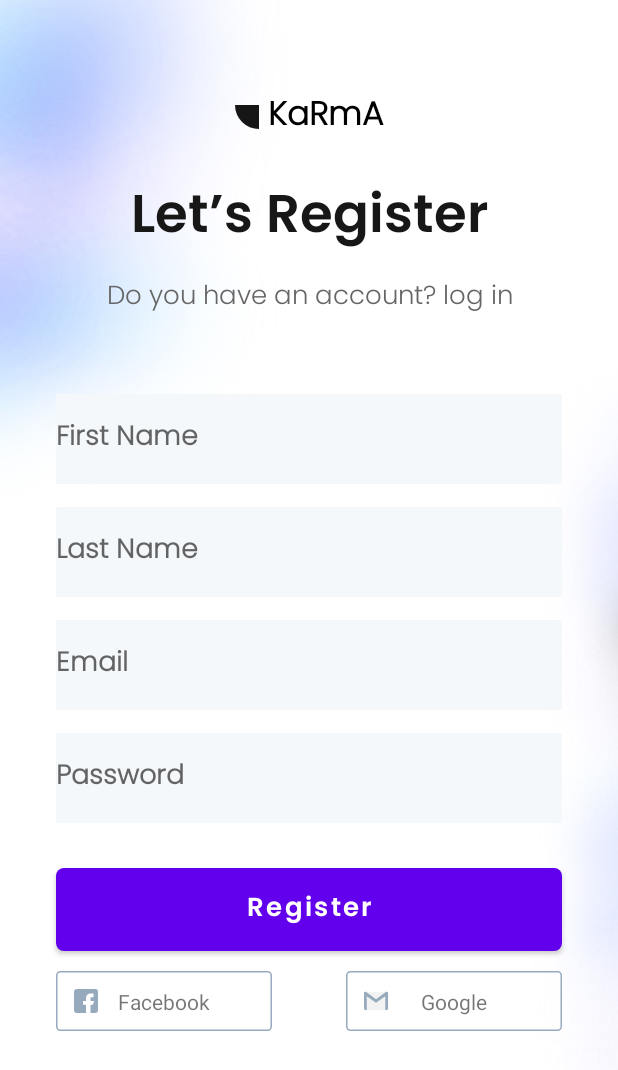
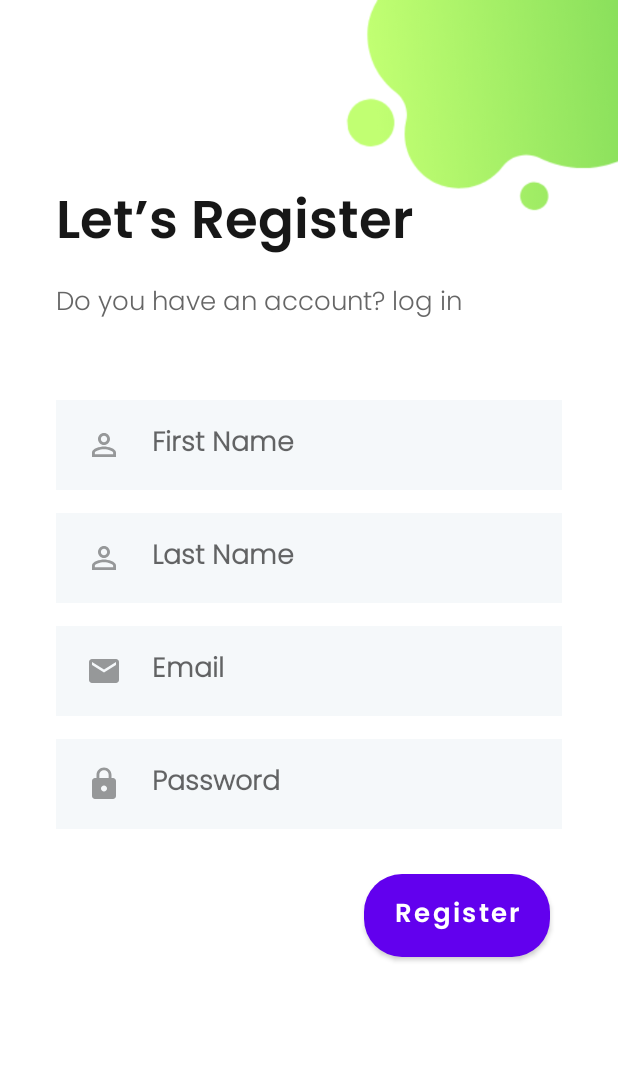
Before and after one commit to OlehTsom/OnlineShop, an Android app: the RegisterFragment screen opened through its navigation route, on a phone screen of 412 x 824 dp. Shown: the top 1070 px of the screen. Run offline under Robolectric (Android 15) with nearby library versions, the phone set to English and light mode, and no system bars; libraries missing offline, so code that uses them is left out: org.kodein.di; plain views replace CircularProgressButton; network calls fail; 5 statements that could not run were skipped.

Commit message:
test modernized register scr ui, options scr ui, splasch scr ui

```diff
--- /dev/null
+++ b/app/src/main/res/drawable/ic_name_icon.xml
@@ -0,0 +1,5 @@
+<vector android:height="24dp" android:tint="@color/g_gray500"
+    android:viewportHeight="24" android:viewportWidth="24"
+    android:width="24dp" xmlns:android="http://schemas.android.com/apk/res/android">
+    <path android:fillColor="@android:color/white" android:pathData="M12,5.9c1.16,0 2.1,0.94 2.1,2.1s-0.94,2.1 -2.1,2.1S9.9,9.16 9.9,8s0.94,-2.1 2.1,-2.1m0,9c2.97,0 6.1,1.46 6.1,2.1v1.1L5.9,18.1L5.9,17c0,-0.64 3.13,-2.1 6.1,-2.1M12,4C9.79,4 8,5.79 8,8s1.79,4 4,4 4,-1.79 4,-4 -1.79,-4 -4,-4zM12,13c-2.67,0 -8,1.34 -8,4v3h16v-3c0,-2.66 -5.33,-4 -8,-4z"/>
+</vector>
--- /dev/null
+++ b/app/src/main/res/drawable/my_gradient_back.xml
@@ -0,0 +1,8 @@
+<?xml version="1.0" encoding="utf-8"?>
+<shape xmlns:android="http://schemas.android.com/apk/res/android">
+    <gradient
+        android:type="linear"
+        android:angle="0"
+        android:startColor="#E67ED957"
+        android:endColor="#E6C1FF72" />
+</shape>
--- a/app/src/main/res/layout/activity_splech_screen.xml
+++ b/app/src/main/res/layout/activity_splech_screen.xml
@@ -4,7 +4,7 @@
     xmlns:tools="http://schemas.android.com/tools"
     android:layout_width="match_parent"
     android:layout_height="match_parent"
-    android:background="@drawable/transparent_background"
+    android:background="@drawable/test"
     tools:context=".activities.SplashScreenActivity">
 
     <com.airbnb.lottie.LottieAnimationView
@@ -12,14 +12,15 @@
         android:layout_width="320dp"
         android:layout_height="280dp"
         android:visibility="gone"
-        app:lottie_speed="1.55"
-        app:lottie_fileName="gift1.json"
-        app:layout_constraintTop_toTopOf="parent"
+        app:layout_constraintBottom_toBottomOf="parent"
         app:layout_constraintEnd_toEndOf="parent"
         app:layout_constraintStart_toStartOf="parent"
-        app:layout_constraintBottom_toBottomOf="parent"
+        app:layout_constraintTop_toTopOf="parent"
+        app:layout_constraintVertical_bias="0.6"
         app:lottie_autoPlay="true"
-        app:lottie_loop="false"/>
+        app:lottie_fileName="gift1.json"
+        app:lottie_loop="false"
+        app:lottie_speed="1.55" />
 
     <TextView
         android:id="@+id/tvAppName"
--- a/app/src/main/res/layout/fragment_account_options.xml
+++ b/app/src/main/res/layout/fragment_account_options.xml
@@ -7,7 +7,7 @@
     <ImageView
         android:layout_width="match_parent"
         android:layout_height="match_parent"
-        android:background="@drawable/blury_background"
+        android:background="@drawable/test"
         android:scaleType="centerCrop"/>
 
     <androidx.constraintlayout.widget.ConstraintLayout
@@ -54,15 +54,16 @@
 
         <androidx.appcompat.widget.AppCompatButton
             android:id="@+id/butRegisterAccountOptions"
+            style="@style/blueButtonStyle"
             android:layout_width="@dimen/mediumButtonWith"
             android:layout_height="@dimen/mediumButtonHeight"
-            style="@style/blueButtonStyle"
+            android:background="@drawable/my_gradient_back"
+            android:text="@string/register"
+            app:layout_constraintBottom_toBottomOf="parent"
+            app:layout_constraintLeft_toLeftOf="@id/tvQuality"
+            app:layout_constraintRight_toRightOf="@id/tvQuality"
             app:layout_constraintTop_toBottomOf="@id/tvQuality"
-            app:layout_constraintRight_toRightOf="@id/tvQuality"
-            app:layout_constraintLeft_toLeftOf="@id/tvQuality"
-            app:layout_constraintBottom_toBottomOf="parent"
-            android:text="@string/register"
-            />
+            app:layout_constraintVertical_bias="0.30" />
 
         <androidx.appcompat.widget.AppCompatButton
             android:id="@+id/butLoginAccountOptions"
--- a/app/src/main/res/layout/fragment_login.xml
+++ b/app/src/main/res/layout/fragment_login.xml
@@ -41,7 +41,6 @@
             android:gravity="center"
             android:text="@string/dont_have_an_account_register"
             android:textAlignment="center"
-            android:textStyle="bold"
             app:layout_constraintStart_toStartOf="@id/tvLetsLogin"
             app:layout_constraintTop_toBottomOf="@+id/tvLetsLogin" />
 
--- a/app/src/main/res/layout/fragment_register.xml
+++ b/app/src/main/res/layout/fragment_register.xml
@@ -1,60 +1,66 @@
 <?xml version="1.0" encoding="utf-8"?>
     <androidx.constraintlayout.widget.ConstraintLayout xmlns:android="http://schemas.android.com/apk/res/android"
         xmlns:app="http://schemas.android.com/apk/res-auto"
+        xmlns:tools="http://schemas.android.com/tools"
         android:layout_width="match_parent"
         android:layout_height="match_parent">
 
-        <ImageView
-            android:layout_width="match_parent"
-            android:layout_height="match_parent"
-            android:scaleType="centerCrop"
-            android:src="@drawable/blury_background" />
+
+
+
 
     <androidx.core.widget.NestedScrollView
-        android:layout_width="match_parent"
-        android:layout_height="match_parent">
+        android:layout_width="0dp"
+        android:layout_height="0dp"
+        app:layout_constraintTop_toTopOf="parent"
+        app:layout_constraintBottom_toBottomOf="parent"
+        app:layout_constraintStart_toStartOf="parent"
+        app:layout_constraintEnd_toEndOf="parent">
 
         <androidx.constraintlayout.widget.ConstraintLayout
             android:layout_width="match_parent"
             android:layout_height="match_parent">
 
-            <TextView
-                android:id="@+id/tvAppName"
-                android:layout_width="wrap_content"
-                android:layout_height="wrap_content"
-                android:layout_marginTop="60dp"
-                style="@style/h3"
-                android:textStyle="bold"
+            <ImageView
+                android:layout_width="0dp"
+                android:layout_height="0dp"
+                android:scaleType="fitEnd"
+                android:src="@drawable/background_register"
+                app:layout_constraintBottom_toBottomOf="parent"
+                app:layout_constraintEnd_toEndOf="parent"
                 app:layout_constraintTop_toTopOf="parent"
-                app:layout_constraintStart_toStartOf="@+id/guidelineRegisterLeft"
-                app:layout_constraintEnd_toEndOf="@+id/guidelineRegisterRight"
-                android:drawablePadding="6dp"
-                android:drawableStart="@drawable/ic_kleine_shape"
-                android:text="@string/logo_name"/>
+                app:layout_constraintStart_toStartOf="parent"/>
+
+        <androidx.constraintlayout.widget.ConstraintLayout
+            android:layout_width="match_parent"
+            android:layout_height="wrap_content"
+            app:layout_constraintBottom_toBottomOf="parent"
+            app:layout_constraintEnd_toEndOf="parent"
+            app:layout_constraintStart_toStartOf="parent"
+            app:layout_constraintTop_toTopOf="parent">
 
             <TextView
                 android:id="@+id/tvLetsRegister"
+                style="@style/h4"
                 android:layout_width="wrap_content"
                 android:layout_height="wrap_content"
-                style="@style/h4"
-                android:layout_marginTop="20dp"
-                app:layout_constraintTop_toBottomOf="@+id/tvAppName"
+                android:layout_marginTop="120dp"
+                android:text="@string/lets_register"
+                android:textAlignment="textStart"
                 app:layout_constraintStart_toStartOf="@id/guidelineRegisterLeft"
-                app:layout_constraintEnd_toEndOf="@id/guidelineRegisterRight"
-                android:text="@string/lets_register"
-                android:textAlignment="center"/>
+                app:layout_constraintTop_toTopOf="parent" />
+
             <TextView
                 android:id="@+id/tvHaveAccount"
+                style="@style/h2"
                 android:layout_width="wrap_content"
                 android:layout_height="wrap_content"
-                style="@style/h2"
-                app:layout_constraintStart_toStartOf="@id/tvLetsRegister"
-                app:layout_constraintTop_toBottomOf="@+id/tvLetsRegister"
-                app:layout_constraintEnd_toEndOf="@id/tvLetsRegister"
-                android:textAlignment="center"
+                android:layout_marginTop="8dp"
                 android:gravity="center"
                 android:text="@string/do_you_have_account"
-                android:layout_marginTop="8dp"/>
+                android:textAlignment="center"
+                app:layout_constraintStart_toStartOf="@id/tvLetsRegister"
+                app:layout_constraintTop_toBottomOf="@+id/tvLetsRegister" />
 
 
             <EditText
@@ -68,6 +74,9 @@
                 android:hint="@string/first_name"
                 android:inputType="textPersonName"
                 android:layout_marginTop="50dp"
+                android:drawableStart="@drawable/ic_name_icon"
+                android:drawablePadding="20dp"
+                android:paddingStart="20dp"
                 />
             <EditText
                 android:id="@+id/etLastNameRegister"
@@ -80,6 +89,9 @@
                 android:hint="@string/last_name"
                 android:inputType="textPersonName"
                 android:layout_marginTop="15dp"
+                android:drawableStart="@drawable/ic_name_icon"
+                android:drawablePadding="20dp"
+                android:paddingStart="20dp"
                 />
 
             <EditText
@@ -93,6 +105,9 @@
                 android:hint="@string/email"
                 android:inputType="textEmailAddress"
                 android:layout_marginTop="15dp"
+                android:drawableStart="@drawable/ic_email"
+                android:drawablePadding="20dp"
+                android:paddingStart="20dp"
                 />
             <EditText
                 android:id="@+id/etPasswordRegister"
@@ -105,60 +120,27 @@
                 android:hint="@string/password"
                 android:inputType="textPassword"
                 android:layout_marginTop="15dp"
+                android:drawableStart="@drawable/ic_password"
+                android:drawablePadding="20dp"
+                android:paddingStart="20dp"
                 />
+
             <br.com.simplepass.loadingbutton.customViews.CircularProgressButton
                 android:id="@+id/butRegisterRegister"
-                android:layout_width="0dp"
+                style="@style/blueButtonStyle"
+                android:layout_width="wrap_content"
                 android:layout_height="@dimen/mediumButtonHeight"
-                style="@style/blueButtonStyle"
+                android:layout_marginTop="30dp"
+                android:layout_marginRight="8dp"
+                android:layout_marginBottom="40dp"
+                android:background="@drawable/corner_radius_button_login"
+                android:paddingStart="20dp"
+                android:paddingEnd="20dp"
+                android:text="@string/register"
+                app:layout_constraintBottom_toBottomOf="parent"
+                app:layout_constraintRight_toRightOf="@id/guidelineRegisterRight"
                 app:layout_constraintTop_toBottomOf="@id/etPasswordRegister"
-                app:layout_constraintRight_toRightOf="@id/guidelineRegisterRight"
-                app:layout_constraintLeft_toLeftOf="@id/guidelineRegisterLeft"
-                android:layout_marginTop="30dp"
-                android:text="@string/register"
-                app:spinning_bar_color="@color/white"/>
-
-
-            <ImageView
-                android:id="@+id/facebookRegister"
-                android:layout_width="wrap_content"
-                android:layout_height="wrap_content"
-                android:layout_marginTop="13dp"
-                android:layout_marginBottom="25dp"
-                app:layout_constraintBottom_toBottomOf="parent"
-                app:layout_constraintStart_toStartOf="@id/guidelineRegisterLeft"
-                app:layout_constraintTop_toBottomOf="@id/butRegisterRegister"
-                android:src="@drawable/facebook_login"/>
-
-            <TextView
-                android:layout_width="wrap_content"
-                android:layout_height="wrap_content"
-                android:text="Facebook"
-                app:layout_constraintStart_toStartOf="@id/facebookRegister"
-                app:layout_constraintBottom_toBottomOf="@id/facebookRegister"
-                app:layout_constraintTop_toTopOf="@id/facebookRegister"
-                app:layout_constraintEnd_toEndOf="@+id/facebookRegister"/>
-
-            <ImageView
-                android:id="@+id/googleRegister"
-                android:layout_width="wrap_content"
-                android:layout_height="wrap_content"
-                android:layout_marginTop="13dp"
-                app:layout_constraintBottom_toBottomOf="parent"
-                android:layout_marginBottom="25dp"
-                app:layout_constraintEnd_toStartOf="@id/guidelineRegisterRight"
-                app:layout_constraintTop_toBottomOf="@id/butRegisterRegister"
-                android:src="@drawable/google_login"/>
-
-            <TextView
-                android:layout_width="wrap_content"
-                android:layout_height="wrap_content"
-                android:text="Google"
-                app:layout_constraintStart_toStartOf="@id/googleRegister"
-                app:layout_constraintBottom_toBottomOf="@id/googleRegister"
-                app:layout_constraintTop_toTopOf="@id/googleRegister"
-                app:layout_constraintEnd_toEndOf="@+id/googleRegister"/>
-
+                app:spinning_bar_color="@color/white" />
 
             <androidx.constraintlayout.widget.Guideline
                 android:id="@+id/guidelineRegisterLeft"
@@ -175,6 +157,9 @@
                 app:layout_constraintGuide_percent="0.91" />
         </androidx.constraintlayout.widget.ConstraintLayout>
 
+        </androidx.constraintlayout.widget.ConstraintLayout>
+
+
     </androidx.core.widget.NestedScrollView>
 
 
```
Also changed, not shown: app/src/main/res/drawable/background_ac_option.png (added), app/src/main/res/drawable/background_register.png (added), app/src/main/res/drawable/test.png (added).
